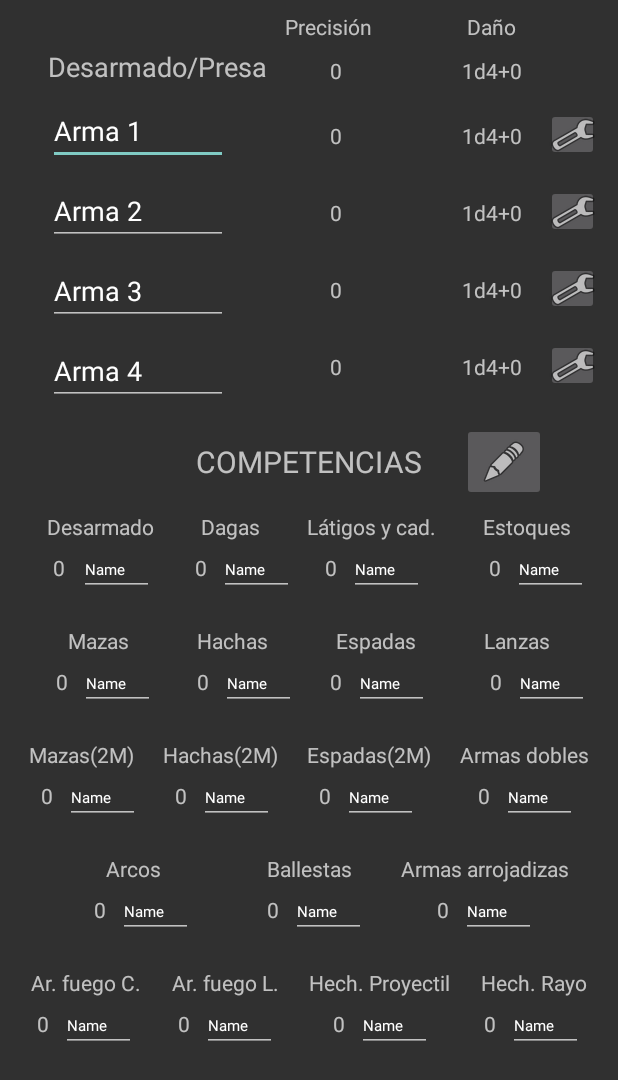
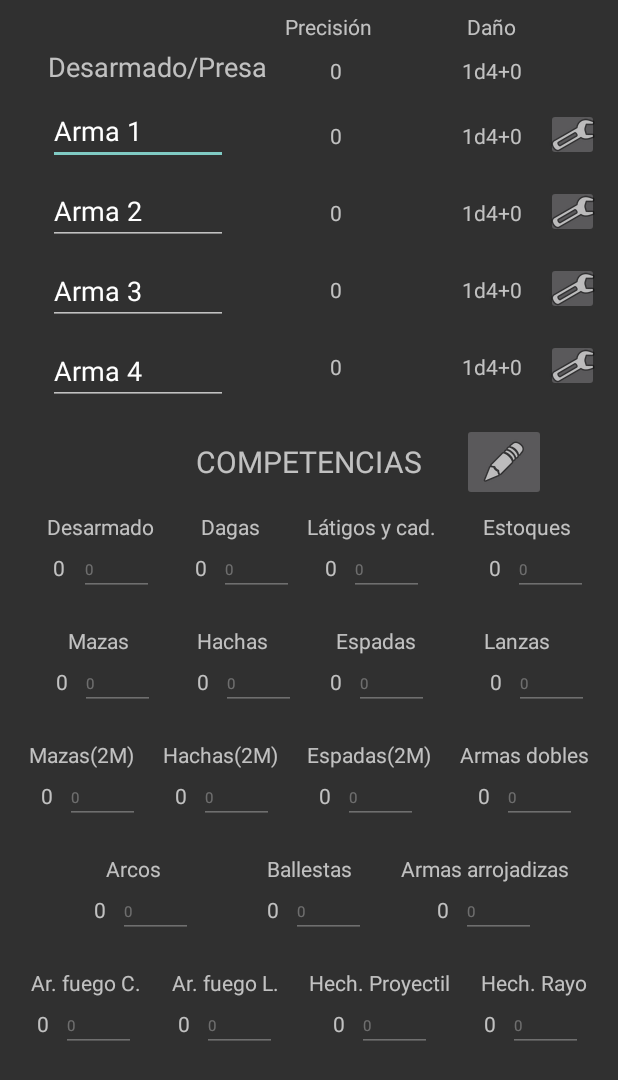
Before and after one commit to GCorbella/diario_de_aventura, an Android app: the Combate screen opened directly, with no data from a screen before it, on a phone screen of 412 x 824 dp. Shown: the top 1080 px of the screen. Run offline under Robolectric (Android 15) with nearby library versions, the phone set to English and light mode, and no system bars.

Commit message:
Funcionalidad para editar los usos de competencias de Combate activa.

```diff
--- a/app/src/main/java/com/example/diario_aventura/Combate.kt
+++ b/app/src/main/java/com/example/diario_aventura/Combate.kt
@@ -2,11 +2,48 @@ package com.example.diario_aventura
 
 import androidx.appcompat.app.AppCompatActivity
 import android.os.Bundle
+import android.widget.EditText
+import android.widget.ImageButton
 import com.example.diario_aventura.R
 
 class Combate : AppCompatActivity() {
     override fun onCreate(savedInstanceState: Bundle?) {
         super.onCreate(savedInstanceState)
         setContentView(R.layout.pnt_combate)
+
+        var editTextArray = arrayOf<EditText>(
+            findViewById(R.id.etxt_u_desarmado),
+            findViewById(R.id.etxt_u_dagas),
+            findViewById(R.id.etxt_u_estoques),
+            findViewById(R.id.etxt_u_latigos),
+            findViewById(R.id.etxt_u_mazas),
+            findViewById(R.id.etxt_u_hachas),
+            findViewById(R.id.etxt_u_espadas),
+            findViewById(R.id.etxt_u_lanzas),
+            findViewById(R.id.etxt_u_mazas2M),
+            findViewById(R.id.etxt_u_hachas2M),
+            findViewById(R.id.etxt_u_espadas2M),
+            findViewById(R.id.etxt_u_armasdobles),
+            findViewById(R.id.etxt_u_arcos),
+            findViewById(R.id.etxt_u_ballestas),
+            findViewById(R.id.etxt_u_arrojadizas),
+            findViewById(R.id.etxt_u_arfuegocortas),
+            findViewById(R.id.etxt_u_arfuegolargas),
+            findViewById(R.id.etxt_u_hproyectil),
+            findViewById(R.id.etxt_u_hrayo)
+        )
+
+        val btnEditarUsos = findViewById<ImageButton>(R.id.btn_editarusos_c)
+
+        btnEditarUsos.setOnClickListener {
+            // Cambia el estado de edición del EditText
+            for (eTxt in editTextArray) {
+                eTxt.isEnabled = !eTxt.isEnabled
+
+                if (!eTxt.isEnabled) {
+                    //Guardar en base de datos
+                }
+            }
+        }
     }
 }
--- a/app/src/main/java/com/example/diario_aventura/Habilidades.kt
+++ b/app/src/main/java/com/example/diario_aventura/Habilidades.kt
@@ -10,25 +10,25 @@ class Habilidades() : AppCompatActivity() {
         super.onCreate(savedInstanceState)
         setContentView(R.layout.pnt_habilidades)
 
-        var editTextArray = arrayOf(
-            findViewById<EditText>(R.id.etxt_u_agilidad),
-            findViewById<EditText>(R.id.etxt_u_artesania1),
-            findViewById<EditText>(R.id.etxt_u_artesania2),
-            findViewById<EditText>(R.id.etxt_u_atletismo),
-            findViewById<EditText>(R.id.etxt_u_avistar),
-            findViewById<EditText>(R.id.etxt_u_buscar),
-            findViewById<EditText>(R.id.etxt_u_concentracion),
-            findViewById<EditText>(R.id.etxt_u_des_manual),
-            findViewById<EditText>(R.id.etxt_u_empatia),
-            findViewById<EditText>(R.id.etxt_u_escuchar),
-            findViewById<EditText>(R.id.etxt_u_interpretar1),
-            findViewById<EditText>(R.id.etxt_u_interpretar2),
-            findViewById<EditText>(R.id.etxt_u_labia),
-            findViewById<EditText>(R.id.etxt_u_montar),
-            findViewById<EditText>(R.id.etxt_u_pilotar),
-            findViewById<EditText>(R.id.etxt_u_sanar),
-            findViewById<EditText>(R.id.etxt_u_sigilo),
-            findViewById<EditText>(R.id.etxt_u_supervivencia)
+        var editTextArray = arrayOf<EditText>(
+            findViewById(R.id.etxt_u_agilidad),
+            findViewById(R.id.etxt_u_artesania1),
+            findViewById(R.id.etxt_u_artesania2),
+            findViewById(R.id.etxt_u_atletismo),
+            findViewById(R.id.etxt_u_avistar),
+            findViewById(R.id.etxt_u_buscar),
+            findViewById(R.id.etxt_u_concentracion),
+            findViewById(R.id.etxt_u_des_manual),
+            findViewById(R.id.etxt_u_empatia),
+            findViewById(R.id.etxt_u_escuchar),
+            findViewById(R.id.etxt_u_interpretar1),
+            findViewById(R.id.etxt_u_interpretar2),
+            findViewById(R.id.etxt_u_labia),
+            findViewById(R.id.etxt_u_montar),
+            findViewById(R.id.etxt_u_pilotar),
+            findViewById(R.id.etxt_u_sanar),
+            findViewById(R.id.etxt_u_sigilo),
+            findViewById(R.id.etxt_u_supervivencia)
         )
 
         val btnEditarUsos = findViewById<ImageButton>(R.id.btn_editarusos_h)
@@ -38,7 +38,7 @@ class Habilidades() : AppCompatActivity() {
             for (eTxt in editTextArray) {
                 eTxt.isEnabled = !eTxt.isEnabled
 
-                if (eTxt.isEnabled) {
+                if (!eTxt.isEnabled) {
                     //Guardar en base de datos
                 }
             }
--- a/app/src/main/res/layout/pnt_combate.xml
+++ b/app/src/main/res/layout/pnt_combate.xml
@@ -550,10 +550,12 @@
         android:layout_height="wrap_content"
         android:layout_marginStart="8dp"
         android:layout_marginTop="2dp"
+        android:layout_gravity="center_horizontal"
         android:ems="10"
-        android:inputType="textPersonName"
-        android:text="Name"
+        android:inputType="number"
+        android:text="0"
         android:textSize="10sp"
+        android:enabled="false"
         app:layout_constraintStart_toEndOf="@+id/txt_val_hachas2M"
         app:layout_constraintTop_toBottomOf="@+id/txt_hachas2M" />
 
@@ -632,10 +634,12 @@
         android:layout_width="50dp"
         android:layout_height="wrap_content"
         android:layout_marginTop="2dp"
+        android:layout_gravity="center_horizontal"
         android:ems="10"
-        android:inputType="textPersonName"
-        android:text="Name"
+        android:inputType="number"
+        android:text="0"
         android:textSize="10sp"
+        android:enabled="false"
         app:layout_constraintEnd_toEndOf="@+id/txt_desarmado"
         app:layout_constraintTop_toBottomOf="@+id/txt_desarmado" />
 
@@ -645,10 +649,12 @@
         android:layout_height="wrap_content"
         android:layout_marginStart="8dp"
         android:layout_marginTop="2dp"
+        android:layout_gravity="center_horizontal"
         android:ems="10"
-        android:inputType="textPersonName"
-        android:text="Name"
+        android:inputType="number"
+        android:text="0"
         android:textSize="10sp"
+        android:enabled="false"
         app:layout_constraintStart_toEndOf="@+id/txt_val_mazas"
         app:layout_constraintTop_toBottomOf="@+id/txt_mazas" />
 
@@ -658,10 +664,12 @@
         android:layout_height="wrap_content"
         android:layout_marginStart="8dp"
         android:layout_marginTop="2dp"
+        android:layout_gravity="center_horizontal"
         android:ems="10"
-        android:inputType="textPersonName"
-        android:text="Name"
+        android:inputType="number"
+        android:text="0"
         android:textSize="10sp"
+        android:enabled="false"
         app:layout_constraintStart_toEndOf="@+id/txt_val_mazas2M"
         app:layout_constraintTop_toBottomOf="@+id/txt_mazas2M" />
 
@@ -671,10 +679,12 @@
         android:layout_height="wrap_content"
         android:layout_marginStart="8dp"
         android:layout_marginTop="2dp"
+        android:layout_gravity="center_horizontal"
         android:ems="10"
-        android:inputType="textPersonName"
-        android:text="Name"
+        android:inputType="number"
+        android:text="0"
         android:textSize="10sp"
+        android:enabled="false"
         app:layout_constraintStart_toEndOf="@+id/txt_val_arcos"
         app:layout_constraintTop_toBottomOf="@+id/txt_arcos" />
 
@@ -684,10 +694,12 @@
         android:layout_height="wrap_content"
         android:layout_marginStart="8dp"
         android:layout_marginTop="2dp"
+        android:layout_gravity="center_horizontal"
         android:ems="10"
-        android:inputType="textPersonName"
-        android:text="Name"
+        android:inputType="number"
+        android:text="0"
         android:textSize="10sp"
+        android:enabled="false"
         app:layout_constraintStart_toEndOf="@+id/txt_val_arfuegocortas"
         app:layout_constraintTop_toBottomOf="@+id/txt_arfuegocortas" />
 
@@ -697,10 +709,12 @@
         android:layout_height="wrap_content"
         android:layout_marginStart="8dp"
         android:layout_marginTop="2dp"
+        android:layout_gravity="center_horizontal"
         android:ems="10"
-        android:inputType="textPersonName"
-        android:text="Name"
+        android:inputType="number"
+        android:text="0"
         android:textSize="10sp"
+        android:enabled="false"
         app:layout_constraintStart_toEndOf="@+id/txt_val_arfuegolargas"
         app:layout_constraintTop_toBottomOf="@+id/txt_arfuegolargas" />
 
@@ -710,10 +724,12 @@
         android:layout_height="wrap_content"
         android:layout_marginStart="8dp"
         android:layout_marginTop="2dp"
+        android:layout_gravity="center_horizontal"
         android:ems="10"
-        android:inputType="textPersonName"
-        android:text="Name"
+        android:inputType="number"
+        android:text="0"
         android:textSize="10sp"
+        android:enabled="false"
         app:layout_constraintStart_toEndOf="@+id/txt_val_hproyectil"
         app:layout_constraintTop_toBottomOf="@+id/txt_hproyectil" />
 
@@ -723,10 +739,12 @@
         android:layout_height="wrap_content"
         android:layout_marginStart="8dp"
         android:layout_marginTop="2dp"
+        android:layout_gravity="center_horizontal"
         android:ems="10"
-        android:inputType="textPersonName"
-        android:text="Name"
+        android:inputType="number"
+        android:text="0"
         android:textSize="10sp"
+        android:enabled="false"
         app:layout_constraintStart_toEndOf="@+id/txt_val_hrayo"
         app:layout_constraintTop_toBottomOf="@+id/txt_hrayo" />
 
@@ -736,10 +754,12 @@
         android:layout_height="wrap_content"
         android:layout_marginStart="8dp"
         android:layout_marginTop="2dp"
+        android:layout_gravity="center_horizontal"
         android:ems="10"
-        android:inputType="textPersonName"
-        android:text="Name"
+        android:inputType="number"
+        android:text="0"
         android:textSize="10sp"
+        android:enabled="false"
         app:layout_constraintStart_toEndOf="@+id/txt_val_ballestas"
         app:layout_constraintTop_toBottomOf="@+id/txt_ballestas" />
 
@@ -749,10 +769,12 @@
         android:layout_height="wrap_content"
         android:layout_marginStart="8dp"
         android:layout_marginTop="2dp"
+        android:layout_gravity="center_horizontal"
         android:ems="10"
-        android:inputType="textPersonName"
-        android:text="Name"
+        android:inputType="number"
+        android:text="0"
         android:textSize="10sp"
+        android:enabled="false"
         app:layout_constraintStart_toEndOf="@+id/txt_val_arrojadizas"
         app:layout_constraintTop_toBottomOf="@+id/txt_arrojadizas" />
 
@@ -762,10 +784,12 @@
         android:layout_height="wrap_content"
         android:layout_marginStart="8dp"
         android:layout_marginTop="2dp"
+        android:layout_gravity="center_horizontal"
         android:ems="10"
-        android:inputType="textPersonName"
-        android:text="Name"
+        android:inputType="number"
+        android:text="0"
         android:textSize="10sp"
+        android:enabled="false"
         app:layout_constraintStart_toEndOf="@+id/txt_val_hachas"
         app:layout_constraintTop_toBottomOf="@+id/txt_hachas" />
 
@@ -775,10 +799,12 @@
         android:layout_height="wrap_content"
         android:layout_marginStart="8dp"
         android:layout_marginTop="2dp"
+        android:layout_gravity="center_horizontal"
         android:ems="10"
-        android:inputType="textPersonName"
-        android:text="Name"
+        android:inputType="number"
+        android:text="0"
         android:textSize="10sp"
+        android:enabled="false"
         app:layout_constraintStart_toEndOf="@+id/txt_val_espadas"
         app:layout_constraintTop_toBottomOf="@+id/txt_espadas" />
 
@@ -788,10 +814,12 @@
         android:layout_height="wrap_content"
         android:layout_marginStart="8dp"
         android:layout_marginTop="2dp"
+        android:layout_gravity="center_horizontal"
         android:ems="10"
-        android:inputType="textPersonName"
-        android:text="Name"
+        android:inputType="number"
+        android:text="0"
         android:textSize="10sp"
+        android:enabled="false"
         app:layout_constraintStart_toEndOf="@+id/txt_val_espadas2M"
         app:layout_constraintTop_toBottomOf="@+id/txt_espadas2M" />
 
@@ -801,10 +829,12 @@
         android:layout_height="wrap_content"
         android:layout_marginStart="8dp"
         android:layout_marginTop="2dp"
+        android:layout_gravity="center_horizontal"
         android:ems="10"
-        android:inputType="textPersonName"
-        android:text="Name"
+        android:inputType="number"
+        android:text="0"
         android:textSize="10sp"
+        android:enabled="false"
         app:layout_constraintStart_toEndOf="@+id/txt_val_lanzas"
         app:layout_constraintTop_toBottomOf="@+id/txt_lanzas" />
 
@@ -814,10 +844,12 @@
         android:layout_height="wrap_content"
         android:layout_marginStart="8dp"
         android:layout_marginTop="2dp"
+        android:layout_gravity="center_horizontal"
         android:ems="10"
-        android:inputType="textPersonName"
-        android:text="Name"
+        android:inputType="number"
+        android:text="0"
         android:textSize="10sp"
+        android:enabled="false"
         app:layout_constraintStart_toEndOf="@+id/txt_val_armasdobles"
         app:layout_constraintTop_toBottomOf="@+id/txt_armasdobles" />
 
@@ -827,10 +859,12 @@
         android:layout_height="wrap_content"
         android:layout_marginStart="8dp"
         android:layout_marginTop="2dp"
+        android:layout_gravity="center_horizontal"
         android:ems="10"
-        android:inputType="textPersonName"
-        android:text="Name"
+        android:inputType="number"
+        android:text="0"
         android:textSize="10sp"
+        android:enabled="false"
         app:layout_constraintStart_toEndOf="@+id/txt_val_dagas"
         app:layout_constraintTop_toBottomOf="@+id/txt_dagas" />
 
@@ -840,10 +874,12 @@
         android:layout_height="wrap_content"
         android:layout_marginTop="2dp"
         android:layout_marginEnd="8dp"
+        android:layout_gravity="center_horizontal"
         android:ems="10"
-        android:inputType="textPersonName"
-        android:text="Name"
+        android:inputType="number"
+        android:text="0"
         android:textSize="10sp"
+        android:enabled="false"
         app:layout_constraintEnd_toEndOf="@+id/txt_latigo"
         app:layout_constraintTop_toBottomOf="@+id/txt_latigo" />
 
@@ -853,15 +889,17 @@
         android:layout_height="wrap_content"
         android:layout_marginStart="8dp"
         android:layout_marginTop="2dp"
+        android:layout_gravity="center_horizontal"
         android:ems="10"
-        android:inputType="textPersonName"
-        android:text="Name"
+        android:inputType="number"
+        android:text="0"
         android:textSize="10sp"
+        android:enabled="false"
         app:layout_constraintStart_toEndOf="@+id/txt_val_estoques"
         app:layout_constraintTop_toBottomOf="@+id/txt_estoques" />
 
     <ImageButton
-        android:id="@+id/imageButton2"
+        android:id="@+id/btn_editarusos_c"
         android:layout_width="wrap_content"
         android:layout_height="wrap_content"
         android:layout_marginTop="12dp"
```
